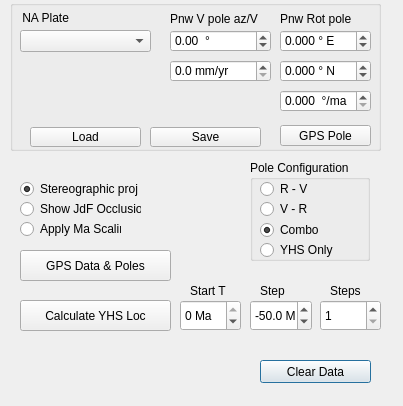
First picture: the form in pnw_rotation_py/pnw_rotation_py_dialog_base.ui, repository DrStriate/Geology, before the edit.
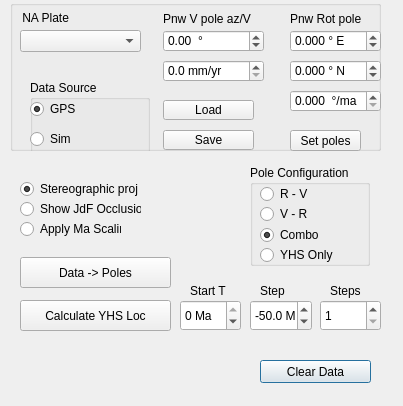
Second picture: the form after the edit.

```diff
--- a/pnw_rotation_py/pnw_rotation_py_dialog_base.ui
+++ b/pnw_rotation_py/pnw_rotation_py_dialog_base.ui
@@ -228,19 +228,19 @@
    <property name="geometry">
     <rect>
      <x>20</x>
-     <y>250</y>
+     <y>257</y>
      <width>151</width>
      <height>31</height>
     </rect>
    </property>
    <property name="text">
-    <string>GPS Data &amp;&amp; Poles</string>
+    <string>Data -&gt; Poles</string>
    </property>
   </widget>
   <widget class="QLabel" name="StartLatLabel_8">
    <property name="geometry">
     <rect>
-     <x>170</x>
+     <x>163</x>
      <y>8</y>
      <width>101</width>
      <height>21</height>
@@ -260,7 +260,7 @@
   <widget class="QLabel" name="StartLatLabel_9">
    <property name="geometry">
     <rect>
-     <x>280</x>
+     <x>290</x>
      <y>9</y>
      <width>101</width>
      <height>20</height>
@@ -292,7 +292,7 @@
    <widget class="QDoubleSpinBox" name="spbPnwRPoleOmega">
     <property name="geometry">
      <rect>
-      <x>270</x>
+      <x>280</x>
       <y>90</y>
       <width>91</width>
       <height>22</height>
@@ -320,7 +320,7 @@
    <widget class="QDoubleSpinBox" name="spbPnwRPoleLat">
     <property name="geometry">
      <rect>
-      <x>270</x>
+      <x>280</x>
       <y>60</y>
       <width>91</width>
       <height>22</height>
@@ -348,7 +348,7 @@
    <widget class="QDoubleSpinBox" name="spbPnwRPoleLong">
     <property name="geometry">
      <rect>
-      <x>270</x>
+      <x>280</x>
       <y>30</y>
       <width>91</width>
       <height>22</height>
@@ -376,7 +376,7 @@
    <widget class="QDoubleSpinBox" name="spbPnwVPoleSpeed">
     <property name="geometry">
      <rect>
-      <x>160</x>
+      <x>153</x>
       <y>60</y>
       <width>101</width>
       <height>22</height>
@@ -404,7 +404,7 @@
    <widget class="QDoubleSpinBox" name="spbPnwVPoleAzimuth">
     <property name="geometry">
      <rect>
-      <x>160</x>
+      <x>153</x>
       <y>30</y>
       <width>101</width>
       <height>22</height>
@@ -432,9 +432,9 @@
    <widget class="QPushButton" name="saveButton">
     <property name="geometry">
      <rect>
-      <x>140</x>
-      <y>127</y>
-      <width>111</width>
+      <x>153</x>
+      <y>130</y>
+      <width>91</width>
       <height>20</height>
      </rect>
     </property>
@@ -445,9 +445,9 @@
    <widget class="QPushButton" name="loadButton">
     <property name="geometry">
      <rect>
-      <x>20</x>
-      <y>127</y>
-      <width>111</width>
+      <x>153</x>
+      <y>100</y>
+      <width>91</width>
       <height>20</height>
      </rect>
     </property>
@@ -458,14 +458,14 @@
    <widget class="QPushButton" name="pbGpsPole">
     <property name="geometry">
      <rect>
-      <x>270</x>
-      <y>125</y>
-      <width>91</width>
+      <x>280</x>
+      <y>130</y>
+      <width>71</width>
       <height>21</height>
      </rect>
     </property>
     <property name="text">
-     <string>GPS Pole</string>
+     <string>Set poles</string>
     </property>
    </widget>
    <widget class="QComboBox" name="comboBoxNAPlate">
@@ -473,7 +473,7 @@
      <rect>
       <x>10</x>
       <y>30</y>
-      <width>131</width>
+      <width>121</width>
       <height>22</height>
      </rect>
     </property>
@@ -494,12 +494,65 @@
      <string> NA Plate</string>
     </property>
    </widget>
+   <widget class="QGroupBox" name="groupBox_2">
+    <property name="geometry">
+     <rect>
+      <x>20</x>
+      <y>80</y>
+      <width>120</width>
+      <height>80</height>
+     </rect>
+    </property>
+    <property name="title">
+     <string>Data Source</string>
+    </property>
+    <widget class="QRadioButton" name="rbGpsSource">
+     <property name="geometry">
+      <rect>
+       <x>0</x>
+       <y>20</y>
+       <width>81</width>
+       <height>18</height>
+      </rect>
+     </property>
+     <property name="text">
+      <string>GPS</string>
+     </property>
+     <property name="checked">
+      <bool>true</bool>
+     </property>
+    </widget>
+    <widget class="QRadioButton" name="rbSimSource">
+     <property name="geometry">
+      <rect>
+       <x>0</x>
+       <y>50</y>
+       <width>81</width>
+       <height>18</height>
+      </rect>
+     </property>
+     <property name="text">
+      <string>Sim</string>
+     </property>
+    </widget>
+   </widget>
+   <zorder>groupBox_2</zorder>
+   <zorder>spbPnwRPoleOmega</zorder>
+   <zorder>spbPnwRPoleLat</zorder>
+   <zorder>spbPnwRPoleLong</zorder>
+   <zorder>spbPnwVPoleSpeed</zorder>
+   <zorder>spbPnwVPoleAzimuth</zorder>
+   <zorder>saveButton</zorder>
+   <zorder>loadButton</zorder>
+   <zorder>pbGpsPole</zorder>
+   <zorder>comboBoxNAPlate</zorder>
+   <zorder>label</zorder>
   </widget>
   <widget class="QGroupBox" name="groupBox">
    <property name="geometry">
     <rect>
      <x>250</x>
-     <y>160</y>
+     <y>165</y>
      <width>120</width>
      <height>101</height>
     </rect>
```
